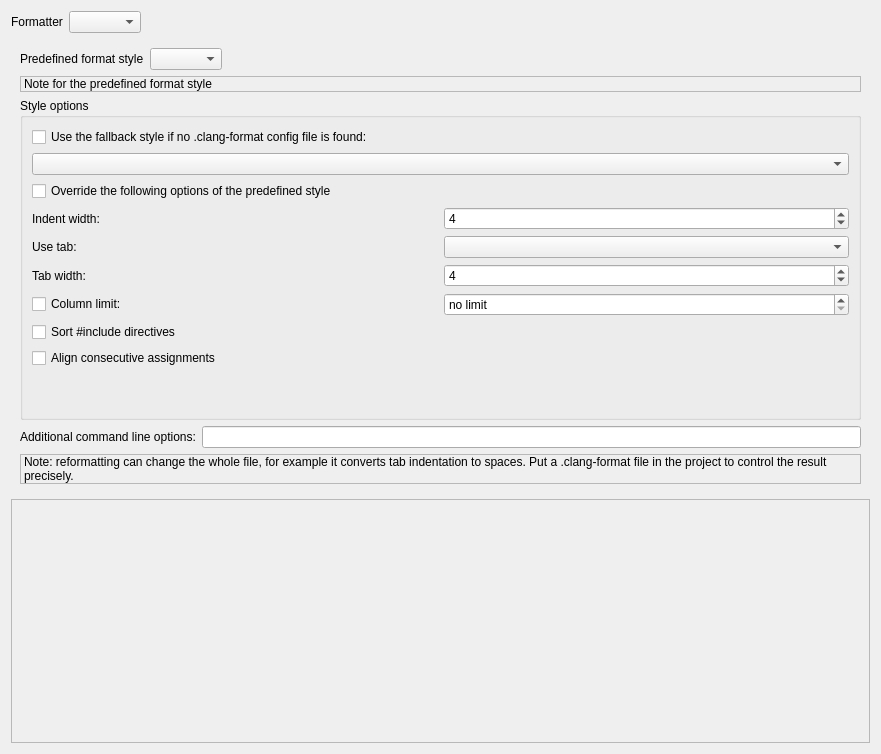
This is RedPandaIDE/src/settingsdialog/formattergeneralwidget.ui in xccfcpd/RedPanda-CPP as Qt 5 draws it before an edit. The edited form follows.
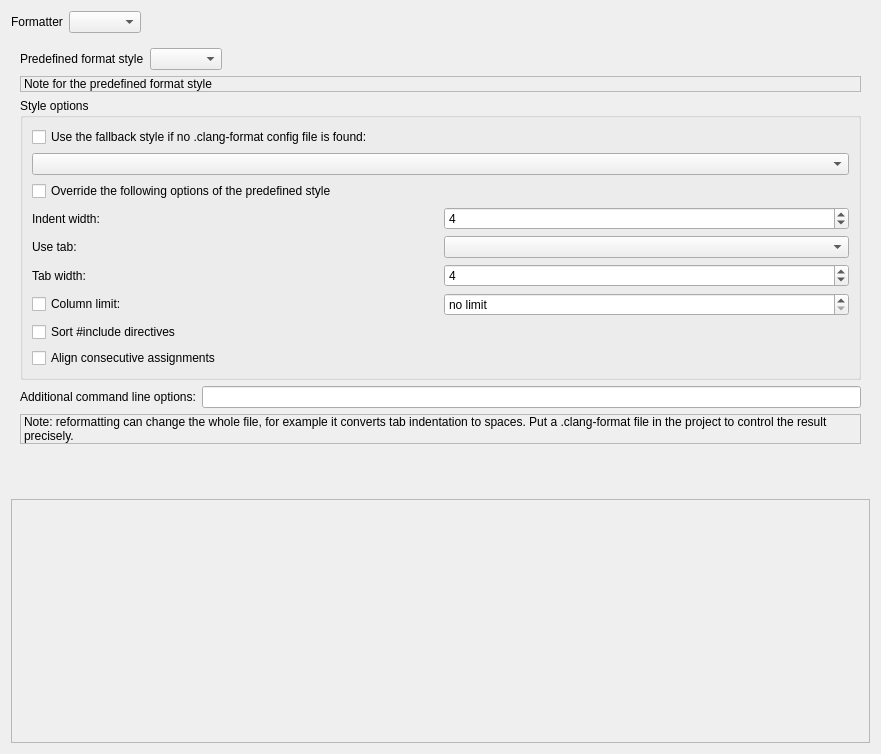
This is the edited form. The open tabs and pages were chosen to show the change. Custom widgets are drawn as their Qt base class.

Commit message:
fix: normalize spacing on formatter options page
Add the missing trailing vertical spacers so group boxes are not stretched, and drop the redundant 40px spacer in the clang-format overrides grid.

```diff
--- a/RedPandaIDE/src/settingsdialog/formattergeneralwidget.ui
+++ b/RedPandaIDE/src/settingsdialog/formattergeneralwidget.ui
@@ -1211,7 +1211,7 @@
                <property name="sizeHint" stdset="0">
                 <size>
                  <width>20</width>
-                 <height>40</height>
+                 <height>0</height>
                 </size>
                </property>
               </spacer>
@@ -1263,6 +1263,19 @@
          </property>
         </widget>
        </item>
+       <item>
+        <spacer name="verticalSpacerClangFormatPage">
+         <property name="orientation">
+          <enum>Qt::Vertical</enum>
+         </property>
+         <property name="sizeHint" stdset="0">
+          <size>
+           <width>20</width>
+           <height>40</height>
+          </size>
+         </property>
+        </spacer>
+       </item>
       </layout>
      </widget>
     </widget>
```
Left out of the diff: 13 changed lines with no effect on the pictures.
